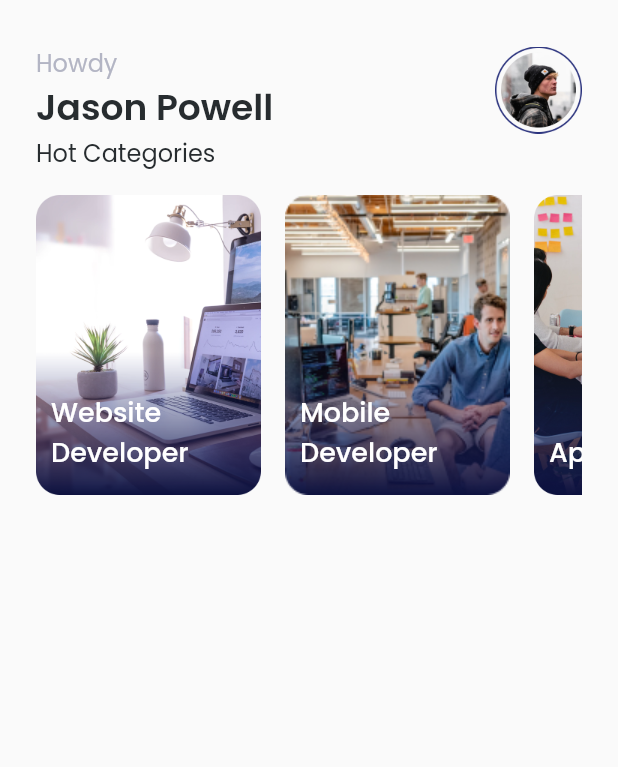
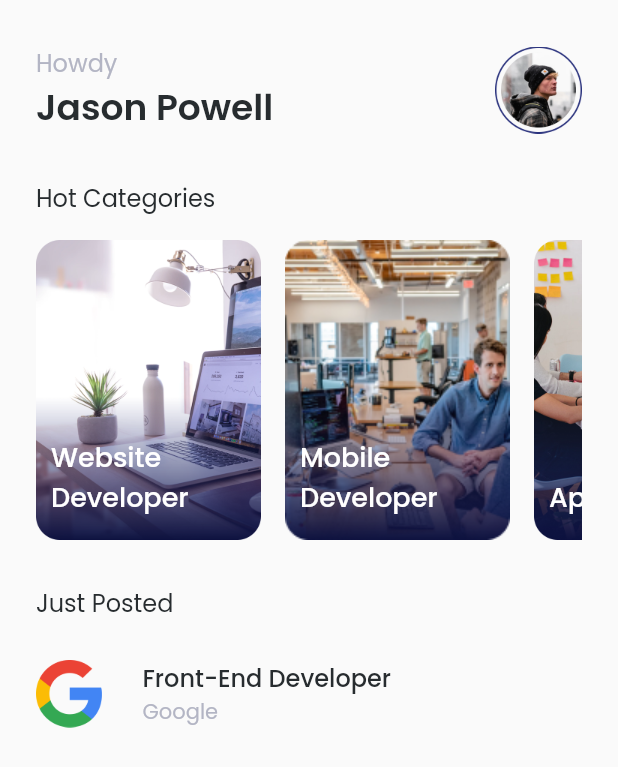
Before and after one commit to amnamaharani/future_jobs, a Flutter app: the HomePage screen opened directly, on a phone screen of 412 x 824 dp. Shown: the top 767 px of the screen. Run offline on Flutter 3.47's test engine with Material 2 defaults, Android fonts, the phone set to English and light mode, and no system bars; our stand-ins replace email_validator, google_fonts.

Commit message:
Add first job list (HomePage)

```diff
--- a/lib/pages/home_page.dart
+++ b/lib/pages/home_page.dart
@@ -15,6 +15,7 @@ class HomePage extends StatelessWidget {
           top: 30,
           left: 24,
           right: 24,
+          bottom: 30,
         ),
         child: Row(
           children: [
@@ -53,11 +54,7 @@ class HomePage extends StatelessWidget {
           children: [
             Text(
               'Hot Categories',
-              style: GoogleFonts.poppins(
-                color: const Color(0xff272C2F),
-                fontSize: 16,
-                fontWeight: FontWeight.w400,
-              ),
+              style: titlePropertiesStyle
             ),
             const SizedBox(height: 16,),
             SingleChildScrollView(
@@ -91,6 +88,41 @@ class HomePage extends StatelessWidget {
                 ],
               ),
             ),
+
+            // Just Posted
+            const SizedBox(height: 30,),
+            Text(
+              'Just Posted',
+              style: titlePropertiesStyle,
+            ),
+            Padding(
+              padding: const EdgeInsets.only(
+                top: 26,
+              ),
+              child: Row(
+                children: [
+                  Image.asset(
+                    'assets/google_icon.png',
+                    width: 44,
+                    height: 45,
+                  ),
+                  const SizedBox(width: 27,),
+                  Column(
+                    crossAxisAlignment: CrossAxisAlignment.start,
+                    children: [
+                      Text(
+                        'Front-End Developer',
+                        style: jobTextStyle,
+                      ),
+                       Text(
+                        'Google',
+                        style: companyTextStyle,
+                      ),
+                    ],
+                  ),
+                ],
+              ),
+            ),
           ],
         ),
       );
--- a/lib/theme.dart
+++ b/lib/theme.dart
@@ -26,3 +26,21 @@ TextStyle buttonTextStyle = GoogleFonts.poppins(
   fontSize: 14,
   fontWeight: FontWeight.w500,
 );
+
+TextStyle titlePropertiesStyle = GoogleFonts.poppins(
+  color: const Color(0xff272C2F),
+  fontSize: 16,
+  fontWeight: FontWeight.w400,
+);
+
+TextStyle jobTextStyle = GoogleFonts.poppins(
+  color: const Color(0xff272C2F),
+  fontSize: 16,
+  fontWeight: FontWeight.w500,
+);
+
+TextStyle companyTextStyle = GoogleFonts.poppins(
+  color: const Color(0xffB3B5C4),
+  fontSize: 14,
+  fontWeight: FontWeight.w400,
+);
```
Also changed, not shown: assets/facebook_icon.png (added), assets/google_icon.png (added), assets/instagram_icon.png (added).
